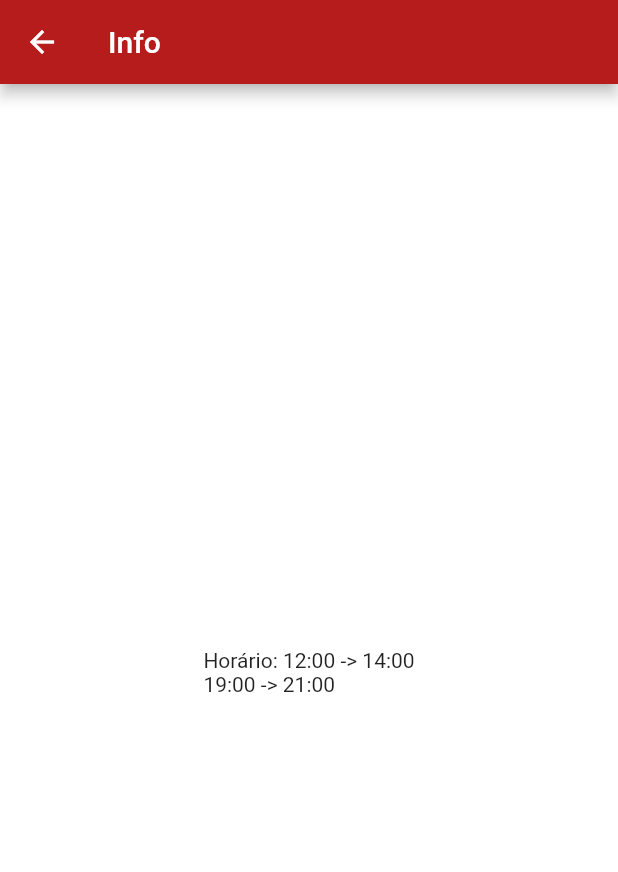
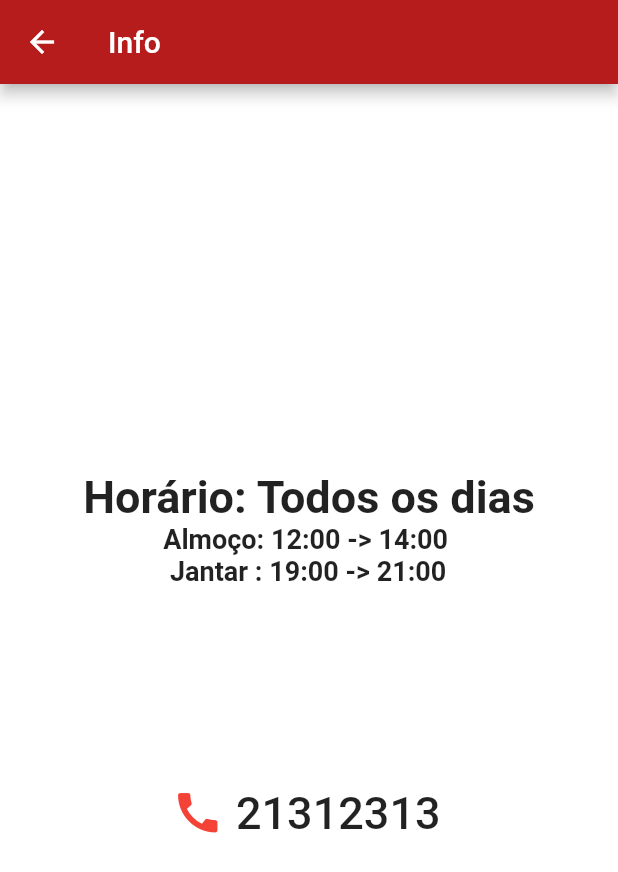
Before and after one commit to mapinheiro/IHC, a Flutter app: the About screen opened by its route, on a phone screen of 412 x 824 dp. Shown: the top 872 px of the screen. Run offline on Flutter 3.47's test engine with Material 2 defaults, Android fonts, the phone set to English and light mode, and no system bars; statements that could not run were skipped.

Commit message:
info page changes

```diff
--- a/nova/lib/main.dart
+++ b/nova/lib/main.dart
@@ -6,7 +6,7 @@ import './tabs/settings.dart' as _thirdTab;
 import './screens/about.dart' as _aboutPage;
 import './screens/support.dart' as _supportPage;
 import './screens/takeaway.dart' as _takeawayPage;
-
+import 'package:url_launcher/url_launcher.dart' ;
 import 'package:nova/homepage.dart';
 import 'package:nova/menu.dart';
 void main() => runApp(new MaterialApp(
--- a/nova/lib/screens/about.dart
+++ b/nova/lib/screens/about.dart
@@ -1,4 +1,5 @@
 import 'package:flutter/material.dart';
+import 'package:url_launcher/url_launcher.dart' ;
 
 class About extends StatelessWidget {
   @override
@@ -16,18 +17,55 @@ class About extends StatelessWidget {
     ),
 
     //Content of tabs
-    body: new PageView(
+    body:
+        new PageView(
            children: <Widget>[
              new Column(
                mainAxisAlignment: MainAxisAlignment.center,
                children: <Widget>[
-            new Text('\nHorário: 12:00 -> 14:00\n'
-                            '19:00 -> 21:00')
-
-
+                 new Text(
+                   "Horário: Todos os dias",
+                   style: TextStyle(fontSize: 30, fontWeight: FontWeight.bold),
+                 ),
+                             new Text(
+                                 "Almoço: 12:00 -> 14:00 \n"
+                                     " Jantar : 19:00 -> 21:00 ",
+                                 style: TextStyle(fontSize: 18, fontWeight: FontWeight.bold,textBaseline: TextBaseline.ideographic)
+                             ),
+                            new Center(
+                                 child:
+                                     Padding(padding: const EdgeInsets.only(top: 127.0),
+                                  child: new FlatButton.icon(
+                                    icon: Icon(Icons.call,size:35,color: Colors.red),
+                                    onPressed: () => launch("tel://21312313"),
+                                     label :Text("21312313",style: TextStyle(fontSize: 30)),
+                                 ),
+                        ),
+                            ),
                   ],
+                             /*  new Table(
+                                      border: TableBorder.all(),
+                                      children:[
+                                            TableRow(
+                                              children: [
+                                                TableCell(
+                                                  child:
+                                                  Row(
+                                                    mainAxisAlignment: MainAxisAlignment.center,
+                                                    children: <Widget>[
+                                                      new Text("a")
+                                                    ],
+                                                  )
                                                 )
                                               ],
                                             ),
+                                      ],
+                               ),*/
+
+                         ),
+                ],
+              ),
+
+
   );
 }
--- a/nova/pubspec.yaml
+++ b/nova/pubspec.yaml
@@ -25,6 +25,7 @@ dependencies:
   cupertino_icons: ^0.1.2
   flutter_staggered_grid_view:
   google_maps_flutter: ^0.4.0
+  url_launcher: ^4.0.1
 dev_dependencies:
   flutter_test:
     sdk: flutter
```
Also changed, not shown: nova/pubspec.lock. Lines whose indentation alone changed are shown as unchanged.
